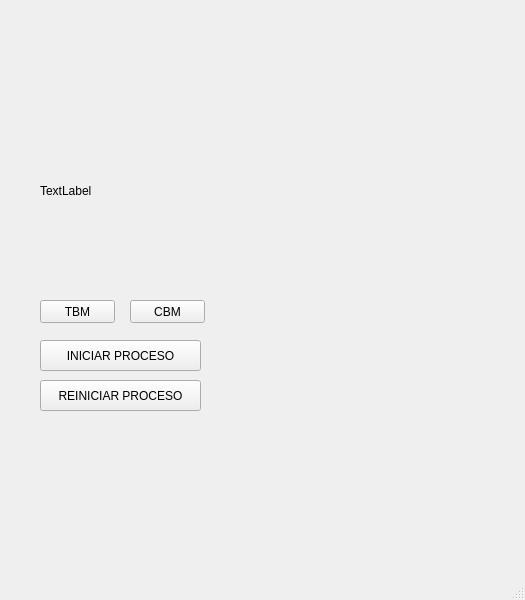
JoaCieri/ProyectoMedidasII, file src/Interfaz.ui: the form before one commit.
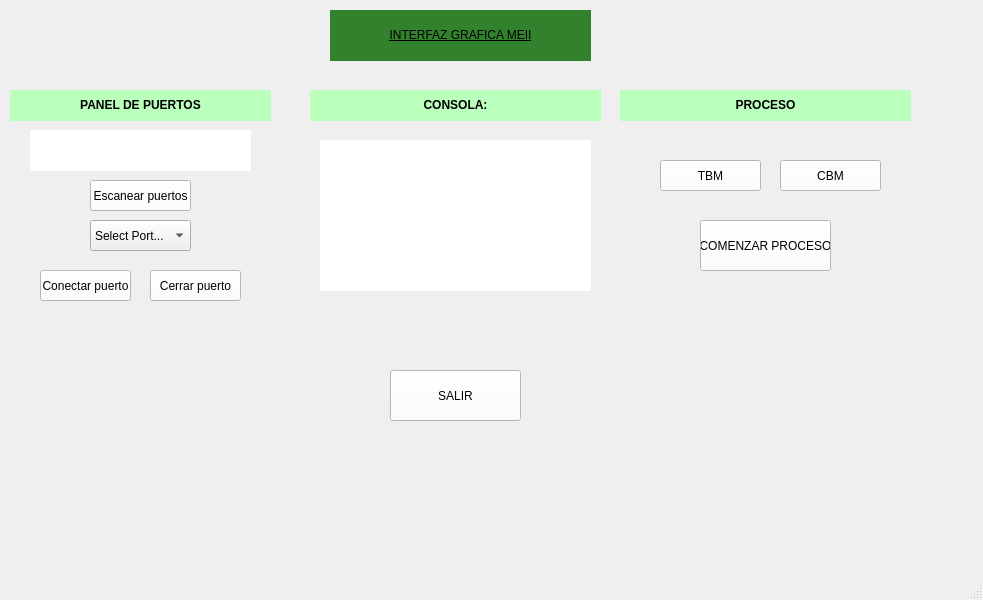
The form after the commit.

Commit message: Puerto serie conexion

```diff
--- a/src/Interfaz.ui
+++ b/src/Interfaz.ui
@@ -6,7 +6,7 @@
    <rect>
     <x>0</x>
     <y>0</y>
-    <width>525</width>
+    <width>983</width>
     <height>600</height>
    </rect>
   </property>
@@ -14,69 +14,269 @@
    <string>MainWindow</string>
   </property>
   <widget class="QWidget" name="centralwidget">
-   <widget class="QPushButton" name="pushButton">
+   <widget class="QLabel" name="label_3">
     <property name="geometry">
      <rect>
-      <x>40</x>
-      <y>300</y>
-      <width>75</width>
-      <height>23</height>
+      <x>330</x>
+      <y>10</y>
+      <width>261</width>
+      <height>51</height>
      </rect>
     </property>
-    <property name="text">
-     <string>TBM</string>
+    <property name="toolTip">
+     <string>&lt;html&gt;&lt;head/&gt;&lt;body&gt;&lt;p align=&quot;center&quot;&gt;&lt;br/&gt;&lt;/p&gt;&lt;/body&gt;&lt;/html&gt;</string>
     </property>
-   </widget>
-   <widget class="QPushButton" name="pushButton_2">
-    <property name="geometry">
-     <rect>
-      <x>130</x>
-      <y>300</y>
-      <width>75</width>
-      <height>23</height>
-     </rect>
+    <property name="styleSheet">
+     <string notr="true">font: 75 14pt &quot;MS Shell Dlg 2&quot;;
+text-decoration: underline;
+background-color: rgb(50, 130, 45);</string>
     </property>
     <property name="text">
-     <string>CBM</string>
+     <string>&lt;html&gt;&lt;head/&gt;&lt;body&gt;&lt;p align=&quot;center&quot;&gt;INTERFAZ GRAFICA MEII&lt;/p&gt;&lt;/body&gt;&lt;/html&gt;</string>
     </property>
    </widget>
-   <widget class="QPushButton" name="pushButton_4">
+   <widget class="QLabel" name="label_2">
     <property name="geometry">
      <rect>
-      <x>40</x>
-      <y>380</y>
-      <width>161</width>
+      <x>10</x>
+      <y>90</y>
+      <width>261</width>
       <height>31</height>
      </rect>
     </property>
-    <property name="text">
-     <string>REINICIAR PROCESO</string>
+    <property name="styleSheet">
+     <string notr="true">background-color: rgb(187, 255, 189);</string>
     </property>
-   </widget>
-   <widget class="QPushButton" name="pushButton_5">
-    <property name="geometry">
-     <rect>
-      <x>40</x>
-      <y>340</y>
-      <width>161</width>
-      <height>31</height>
-     </rect>
-    </property>
     <property name="text">
-     <string>INICIAR PROCESO</string>
+     <string>&lt;html&gt;&lt;head/&gt;&lt;body&gt;&lt;p align=&quot;center&quot;&gt;&lt;span style=&quot; font-weight:600;&quot;&gt;PANEL DE PUERTOS&lt;/span&gt;&lt;/p&gt;&lt;/body&gt;&lt;/html&gt;</string>
     </property>
    </widget>
    <widget class="QLabel" name="label">
     <property name="geometry">
      <rect>
-      <x>40</x>
+      <x>30</x>
       <y>130</y>
       <width>221</width>
-      <height>121</height>
+      <height>41</height>
      </rect>
     </property>
+    <property name="styleSheet">
+     <string notr="true">background-color: rgb(255, 255, 255);
+border-color: rgb(0, 0, 0);</string>
+    </property>
     <property name="text">
-     <string>TextLabel</string>
+     <string/>
+    </property>
+   </widget>
+   <widget class="QPushButton" name="scan_port">
+    <property name="geometry">
+     <rect>
+      <x>90</x>
+      <y>180</y>
+      <width>101</width>
+      <height>31</height>
+     </rect>
+    </property>
+    <property name="styleSheet">
+     <string notr="true">background-color: rgb(255, 255, 255);</string>
+    </property>
+    <property name="text">
+     <string>Escanear puertos</string>
+    </property>
+   </widget>
+   <widget class="QComboBox" name="Combobox">
+    <property name="geometry">
+     <rect>
+      <x>90</x>
+      <y>220</y>
+      <width>101</width>
+      <height>31</height>
+     </rect>
+    </property>
+    <item>
+     <property name="text">
+      <string>Select Port...</string>
+     </property>
+    </item>
+    <item>
+     <property name="text">
+      <string>COM1</string>
+     </property>
+    </item>
+    <item>
+     <property name="text">
+      <string>COM2</string>
+     </property>
+    </item>
+    <item>
+     <property name="text">
+      <string>COM3</string>
+     </property>
+    </item>
+    <item>
+     <property name="text">
+      <string>COM4</string>
+     </property>
+    </item>
+    <item>
+     <property name="text">
+      <string>COM5</string>
+     </property>
+    </item>
+    <item>
+     <property name="text">
+      <string>COM6</string>
+     </property>
+    </item>
+    <item>
+     <property name="text">
+      <string>COM7</string>
+     </property>
+    </item>
+   </widget>
+   <widget class="QPushButton" name="conectar">
+    <property name="geometry">
+     <rect>
+      <x>40</x>
+      <y>270</y>
+      <width>91</width>
+      <height>31</height>
+     </rect>
+    </property>
+    <property name="styleSheet">
+     <string notr="true">background-color: rgb(255, 255, 255);</string>
+    </property>
+    <property name="text">
+     <string>Conectar puerto</string>
+    </property>
+   </widget>
+   <widget class="QPushButton" name="cerrar_port">
+    <property name="geometry">
+     <rect>
+      <x>150</x>
+      <y>270</y>
+      <width>91</width>
+      <height>31</height>
+     </rect>
+    </property>
+    <property name="styleSheet">
+     <string notr="true">background-color: rgb(255, 255, 255);</string>
+    </property>
+    <property name="text">
+     <string>Cerrar puerto</string>
+    </property>
+   </widget>
+   <widget class="QLabel" name="label_6">
+    <property name="geometry">
+     <rect>
+      <x>310</x>
+      <y>90</y>
+      <width>291</width>
+      <height>31</height>
+     </rect>
+    </property>
+    <property name="styleSheet">
+     <string notr="true">background-color: rgb(187, 255, 189);</string>
+    </property>
+    <property name="text">
+     <string>&lt;html&gt;&lt;head/&gt;&lt;body&gt;&lt;p align=&quot;center&quot;&gt;&lt;span style=&quot; font-weight:600;&quot;&gt;CONSOLA:&lt;/span&gt;&lt;/p&gt;&lt;/body&gt;&lt;/html&gt;</string>
+    </property>
+   </widget>
+   <widget class="QLabel" name="consola">
+    <property name="geometry">
+     <rect>
+      <x>320</x>
+      <y>140</y>
+      <width>271</width>
+      <height>151</height>
+     </rect>
+    </property>
+    <property name="styleSheet">
+     <string notr="true">background-color: rgb(255, 255, 255);
+border-color: rgb(0, 0, 0);</string>
+    </property>
+    <property name="text">
+     <string/>
+    </property>
+   </widget>
+   <widget class="QLabel" name="label_7">
+    <property name="geometry">
+     <rect>
+      <x>620</x>
+      <y>90</y>
+      <width>291</width>
+      <height>31</height>
+     </rect>
+    </property>
+    <property name="styleSheet">
+     <string notr="true">background-color: rgb(187, 255, 189);</string>
+    </property>
+    <property name="text">
+     <string>&lt;html&gt;&lt;head/&gt;&lt;body&gt;&lt;p align=&quot;center&quot;&gt;&lt;span style=&quot; font-weight:600;&quot;&gt;PROCESO&lt;/span&gt;&lt;/p&gt;&lt;/body&gt;&lt;/html&gt;</string>
+    </property>
+   </widget>
+   <widget class="QPushButton" name="select_TBM">
+    <property name="geometry">
+     <rect>
+      <x>660</x>
+      <y>160</y>
+      <width>101</width>
+      <height>31</height>
+     </rect>
+    </property>
+    <property name="styleSheet">
+     <string notr="true">background-color: rgb(255, 255, 255);</string>
+    </property>
+    <property name="text">
+     <string>TBM</string>
+    </property>
+   </widget>
+   <widget class="QPushButton" name="select_CBM">
+    <property name="geometry">
+     <rect>
+      <x>780</x>
+      <y>160</y>
+      <width>101</width>
+      <height>31</height>
+     </rect>
+    </property>
+    <property name="styleSheet">
+     <string notr="true">background-color: rgb(255, 255, 255);</string>
+    </property>
+    <property name="text">
+     <string>CBM</string>
+    </property>
+   </widget>
+   <widget class="QPushButton" name="proceso">
+    <property name="geometry">
+     <rect>
+      <x>700</x>
+      <y>220</y>
+      <width>131</width>
+      <height>51</height>
+     </rect>
+    </property>
+    <property name="styleSheet">
+     <string notr="true">background-color: rgb(255, 255, 255);</string>
+    </property>
+    <property name="text">
+     <string>COMENZAR PROCESO</string>
+    </property>
+   </widget>
+   <widget class="QPushButton" name="salir">
+    <property name="geometry">
+     <rect>
+      <x>390</x>
+      <y>370</y>
+      <width>131</width>
+      <height>51</height>
+     </rect>
+    </property>
+    <property name="styleSheet">
+     <string notr="true">background-color: rgb(255, 255, 255);</string>
+    </property>
+    <property name="text">
+     <string>SALIR</string>
     </property>
    </widget>
   </widget>
```
Left out of the diff: 4 changed lines with no effect on the pictures. The commit also changes 2 other files.
